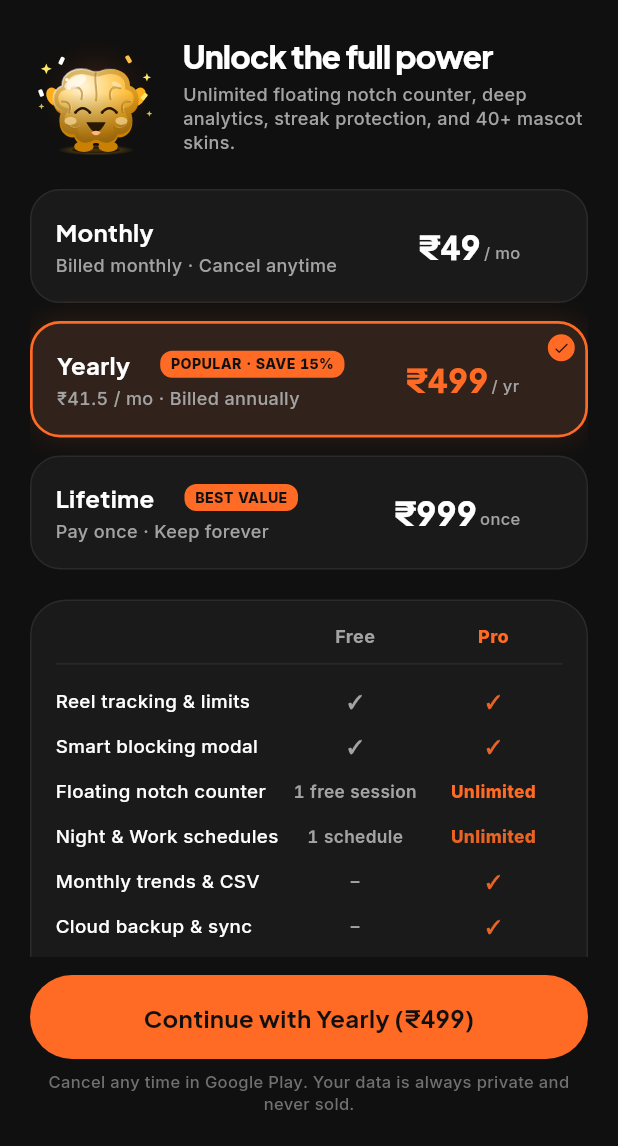
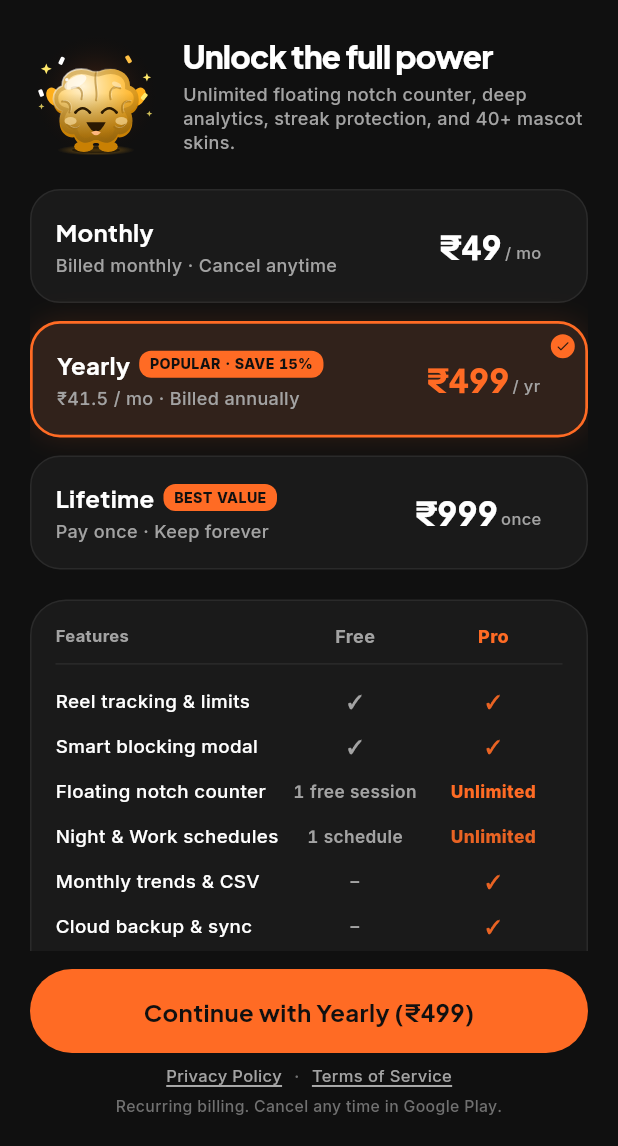
Before and after one commit to aditya21030/Scrola, a Flutter app: the SubscriptionProScreen screen opened directly, on a phone screen of 412 x 824 dp, the part 90-1236 px from its top. Run offline on Flutter 3.47's test engine with Material 3 defaults, Android fonts, the phone set to English and light mode, and no system bars; our stand-ins replace cloud_firestore, firebase_auth, firebase_core, flutter_svg, google_fonts, google_mobile_ads and 1 more; accounts and stored records are empty.

Commit message:
fix(monetization): resolve mascot restart gating, free trial reel completion, and pro paywall alignments

```diff
--- a/scrola/lib/features/profile/presentation/screens/subscription_pro_screen.dart
+++ b/scrola/lib/features/profile/presentation/screens/subscription_pro_screen.dart
@@ -208,6 +208,7 @@ class _SubscriptionProScreenState extends State<SubscriptionProScreen> {
                               child: ScrolaSelectableCard(
                                 isSelected: isSelected,
                                 checkPosition: ScrolaCheckPosition.topRight,
+                                checkBadgeSize: 16,
                                 onTap: () {
                                   HapticService.subtle();
                                   setState(() => _selectedTier = tier);
@@ -233,62 +234,45 @@ class _SubscriptionProScreenState extends State<SubscriptionProScreen> {
                                                   fontWeight: FontWeight.w700,
                                                 ),
                                               ),
-                                              if (tier.badge != null) ...[
-                                                const SizedBox(width: 8),
+                                              if (tier.badge != null)
                                                 Container(
-                                                  padding: const EdgeInsets
-                                                      .symmetric(
+                                                  padding: const EdgeInsets.symmetric(
                                                     horizontal: 7,
                                                     vertical: 2.5,
                                                   ),
                                                   decoration: BoxDecoration(
-                                                    color:
-                                                        AppColors.primaryAccent,
-                                                    borderRadius:
-                                                        BorderRadius.circular(8),
+                                                    color: AppColors.primaryAccent,
+                                                    borderRadius: BorderRadius.circular(8),
                                                   ),
                                                   child: Text(
                                                     tier.badge!,
                                                     style: AppTypography.caption(
-                                                      color: AppColors
-                                                          .textOnAccent,
+                                                      color: AppColors.textOnAccent,
                                                     ).copyWith(
                                                       fontSize: 9.5,
-                                                      fontWeight:
-                                                          FontWeight.w800,
+                                                      fontWeight: FontWeight.w800,
                                                     ),
                                                   ),
                                                 ),
-                                              ],
-                                              if (isCurrentActive) ...[
-                                                const SizedBox(width: 8),
+                                              if (isCurrentActive)
                                                 Container(
-                                                  padding: const EdgeInsets
-                                                      .symmetric(
+                                                  padding: const EdgeInsets.symmetric(
                                                     horizontal: 7,
                                                     vertical: 2.5,
                                                   ),
                                                   decoration: BoxDecoration(
-                                                    color: AppColors.success
-                                                        .withValues(alpha: 0.2),
-                                                    borderRadius:
-                                                        BorderRadius.circular(8),
-                                                    border: Border.all(
-                                                      color: AppColors.success,
-                                                    ),
+                                                    color: AppColors.success.withValues(alpha: 0.2),
+                                                    borderRadius: BorderRadius.circular(8),
+                                                    border: Border.all(color: AppColors.success),
                                                   ),
                                                   child: Text(
                                                     'ACTIVE',
-                                                    style: AppTypography.caption(
-                                                      color: AppColors.success,
-                                                    ).copyWith(
+                                                    style: AppTypography.caption(color: AppColors.success).copyWith(
                                                       fontSize: 9,
-                                                      fontWeight:
-                                                          FontWeight.w800,
+                                                      fontWeight: FontWeight.w800,
                                                     ),
                                                   ),
                                                 ),
-                                              ],
                                             ],
                                           ),
                                           const SizedBox(height: 4),
@@ -301,10 +285,10 @@ class _SubscriptionProScreenState extends State<SubscriptionProScreen> {
                                         ],
                                       ),
                                     ),
-                                    const SizedBox(width: 12),
+                                    const SizedBox(width: 8),
                                     Row(
-                                      crossAxisAlignment:
-                                          CrossAxisAlignment.baseline,
+                                      mainAxisSize: MainAxisSize.min,
+                                      crossAxisAlignment: CrossAxisAlignment.baseline,
                                       textBaseline: TextBaseline.alphabetic,
                                       children: [
                                         Text(
@@ -326,23 +310,29 @@ class _SubscriptionProScreenState extends State<SubscriptionProScreen> {
                                         ),
                                       ],
                                     ),
-                                    const SizedBox(width: 28),
+                                    const SizedBox(width: 14),
                                   ],
                                 ),
                               ),
                             );
                           }),
                           const SizedBox(height: 8),
-
                           // Comparison Table Card
                           ScrolaCard(
                             padding: const EdgeInsets.all(16),
                             child: Column(
                               children: [
                                 Row(
-                                  children: [
-                                    const Expanded(
-                                        flex: 5, child: SizedBox()),
+                                    children: [
+                                      Expanded(
+                                        flex: 5,
+                                        child: Text(
+                                          'Features',
+                                          style: AppTypography.caption(
+                                            color: AppColors.secondaryText,
+                                          ).copyWith(fontWeight: FontWeight.w700, fontSize: 11),
+                                        ),
+                                      ),
                                     Expanded(
                                       flex: 3,
                                       child: Center(
@@ -432,12 +422,53 @@ class _SubscriptionProScreenState extends State<SubscriptionProScreen> {
                         : () => _handleContinue(tracking),
                   ),
                   const SizedBox(height: 8),
+                  Row(
+                    mainAxisAlignment: MainAxisAlignment.center,
+                    children: [
+                      GestureDetector(
+                        onTap: () {
+                          ScaffoldMessenger.of(context).showSnackBar(
+                            const SnackBar(
+                              content: Text('Privacy Policy: All reel tracking data is stored locally on your device.'),
+                            ),
+                          );
+                        },
+                        child: Text(
+                          'Privacy Policy',
+                          style: AppTypography.caption(color: AppColors.secondaryText)
+                              .copyWith(fontSize: 11, decoration: TextDecoration.underline),
+                        ),
+                      ),
+                      Padding(
+                        padding: const EdgeInsets.symmetric(horizontal: 8),
+                        child: Text(
+                          '·',
+                          style: AppTypography.caption(color: AppColors.mutedText),
+                        ),
+                      ),
+                      GestureDetector(
+                        onTap: () {
+                          ScaffoldMessenger.of(context).showSnackBar(
+                            const SnackBar(
+                              content: Text('Terms of Service: Subscriptions managed via Google Play Store.'),
+                            ),
+                          );
+                        },
+                        child: Text(
+                          'Terms of Service',
+                          style: AppTypography.caption(color: AppColors.secondaryText)
+                              .copyWith(fontSize: 11, decoration: TextDecoration.underline),
+                        ),
+                      ),
+                    ],
+                  ),
+                  const SizedBox(height: 4),
                   Center(
                     child: Text(
-                      'Cancel any time in Google Play. Your data is always private and never sold.',
+                      'Recurring billing. Cancel any time in Google Play.',
                       textAlign: TextAlign.center,
                       style: AppTypography.caption(color: AppColors.mutedText)
-                          .copyWith(fontSize: 11),
+                          .copyWith(fontSize: 10.5),
                     ),
                   ),
                 ],
@@ -482,6 +513,7 @@ class _CompareRow extends StatelessWidget {
             child: Center(
               child: Text(
                 freeVal,
+                textAlign: TextAlign.center,
                 style: AppTypography.caption(color: AppColors.secondaryText)
                     .copyWith(fontWeight: FontWeight.w600, fontSize: 11.5),
               ),
@@ -492,6 +524,7 @@ class _CompareRow extends StatelessWidget {
             child: Center(
               child: Text(
                 proVal,
+                textAlign: TextAlign.center,
                 style: AppTypography.caption(
                   color: highlightPro
                       ? AppColors.primaryAccent
```
Also changed, not shown: scrola/lib/core/services/storage_service.dart (+17 -3 lines), scrola/lib/core/services/tracking_service.dart (+8 -9 lines), scrola/lib/features/home/presentation/screens/home_screen.dart (+39 -3 lines), scrola/lib/features/profile/presentation/widgets/notch_pro_modal.dart (+17 -6 lines), 1 other file.
